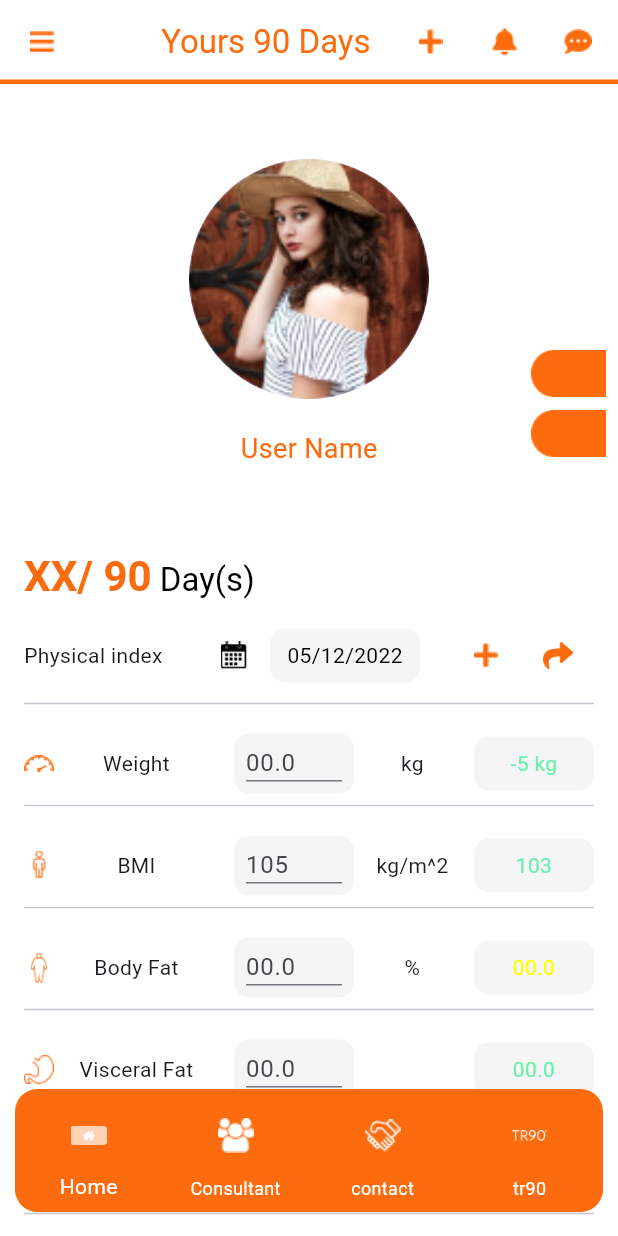
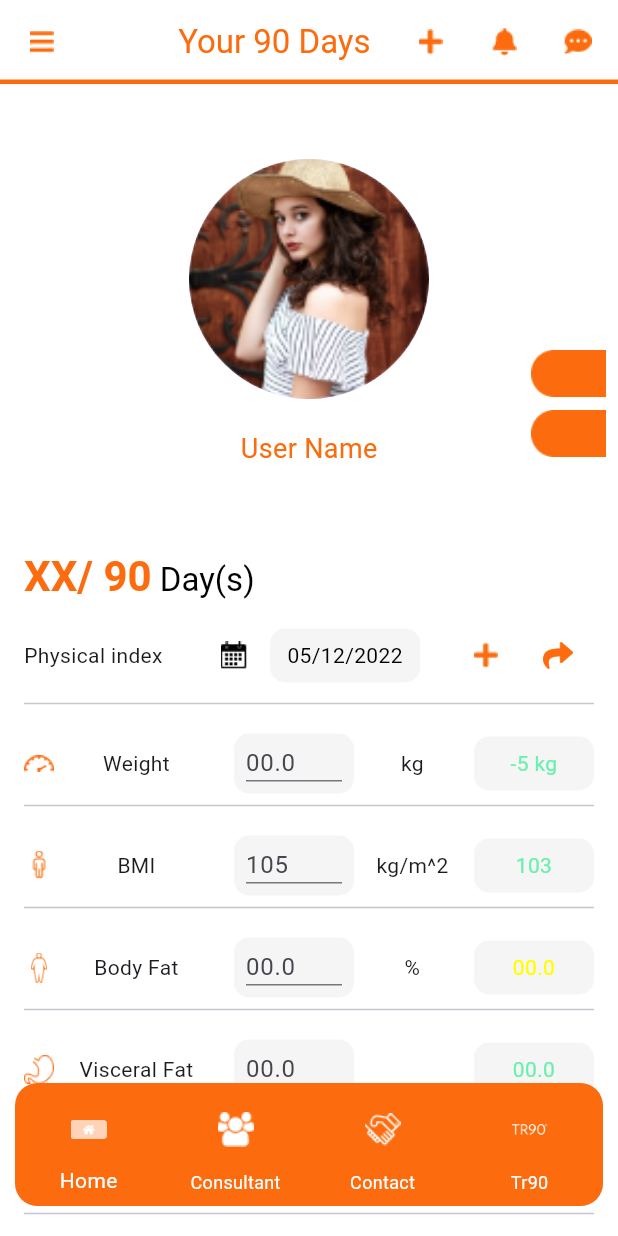
Before and after one commit to tranthanhhc/agelog_app, a Flutter app: the screen it shows after launch, on a phone screen of 412 x 824 dp. Run offline on Flutter 3.47's test engine with Material 3 defaults, Android fonts, the phone set to English and light mode, and no system bars.

Commit message:
update app_colors, strings, images

```diff
--- /dev/null
+++ b/lib/classes/status.dart
@@ -0,0 +1,14 @@
+import 'package:flutter/material.dart';
+
+class Status {
+  String id;
+  String urlIcon;
+  String labelIcon;
+  String inputContainer;
+  String unitContainer;
+  String resultContainer;
+  final Color? colorText;
+
+
+  Status({required this.id,required this.urlIcon,required this.labelIcon,required this.inputContainer,required this.unitContainer,required this.resultContainer,this.colorText});
+}
--- /dev/null
+++ b/lib/constant/app_colors.dart
@@ -0,0 +1,6 @@
+import 'package:flutter/material.dart';
+
+abstract class AppColors {
+  static final Color orange = Color(0xFFFC6C0F);
+  static final Color greenLight = Color(0xff54C831);
+}
--- /dev/null
+++ b/lib/constant/app_images.dart
@@ -0,0 +1,19 @@
+abstract class AppImages {
+  // appbar images
+  static const String icHome = 'assets/images/home.png';
+  static const String icConsultant = 'assets/images/Consultant.png';
+  static const String icContact = 'assets/images/Y99dDJ.tif.png';
+  static const String icTr90 = 'assets/images/tr90.png';
+  static const String icBell = 'assets/images/bell.png';
+  static const String icBars = 'assets/images/bars.png';
+  static const String icPlus = 'assets/images/plus.png';
+  static const String icComment = 'assets/images/comment-dots.png';
+  //status images
+  static const String icWeight = 'assets/images/Vector.png';
+  static const String icBMI = 'assets/images/Group_1330.png';
+  static const String icBody_Fat = 'assets/images/Vector_1.png';
+  static const String icVisceral_Fat = 'assets/images/Vector_2.png';
+  static const String icSclera_Musicale = 'assets/images/Vector_3.png';
+  static const String icWaistline = 'assets/images/Group_1332.png';
+
+}
--- a/lib/constant/app_string.dart
+++ b/lib/constant/app_string.dart
@@ -4,3 +4,19 @@ abstract class AppString{
   static const String user_name = 'User Name';
 
 }
+
+abstract class AppLabel {
+  static const String home_label = 'Home';
+  static const String consultant_label = 'Consultant';
+  static const String contact_label = 'Contact';
+  static const String tr90_label = 'Tr90';
+  //
+  static const String weight_label = 'Weight';
+  static const String bmi_label = 'BMI';
+  static const String body_Fat_label = 'Body Fat';
+  static const String visceral_Fat_label = 'Visceral Fat';
+  static const String sclera_Musicale_label = 'Sclera Musicale';
+  static const String waistline_label = 'Waistline';
+
+
+}
--- /dev/null
+++ b/lib/data/status_data.dart
@@ -0,0 +1,15 @@
+import 'package:agelog_app/classes/status.dart';
+import 'package:agelog_app/constant/app_colors.dart';
+import 'package:agelog_app/constant/app_images.dart';
+import 'package:agelog_app/constant/app_string.dart';
+
+class StatusData {
+  static List<Status> Sd = [
+    Status(id: '0',urlIcon: AppImages.icWeight, labelIcon: AppLabel.weight_label, inputContainer: '00.0', unitContainer: 'kg', resultContainer: '-5 kg',colorText: AppColors.greenLight,),
+    Status(id: '1',urlIcon: AppImages.icBMI, labelIcon: AppLabel.bmi_label, inputContainer: '105', unitContainer: 'kg/m^2', resultContainer: '103'),
+    Status(id: '2',urlIcon: AppImages.icBody_Fat, labelIcon: AppLabel.body_Fat_label, inputContainer: '00.0', unitContainer: '%', resultContainer: '00.0',colorText: AppColors.orange,),
+    Status(id: '3',urlIcon: AppImages.icVisceral_Fat, labelIcon: AppLabel.visceral_Fat_label, inputContainer: '00.0', unitContainer: '', resultContainer: '00.0',colorText: AppColors.greenLight,),
+    Status(id: '4',urlIcon: AppImages.icSclera_Musicale, labelIcon: AppLabel.sclera_Musicale_label, inputContainer: '00.0', unitContainer: '%', resultContainer: '00.0',colorText: AppColors.greenLight,),
+    Status(id: '5',urlIcon: AppImages.icWaistline, labelIcon: AppLabel.waistline_label, inputContainer: '00', unitContainer: 'cm', resultContainer: '00',colorText: AppColors.greenLight,),
+  ];
+}
--- a/lib/pages/dashboard.dart
+++ b/lib/pages/dashboard.dart
@@ -1,3 +1,5 @@
+import 'package:agelog_app/constant/app_images.dart';
+import 'package:agelog_app/constant/app_string.dart';
 import 'package:agelog_app/data/day_data.dart';
 import 'package:agelog_app/widgets/status_row.dart';
 import 'package:flutter/material.dart';
@@ -16,7 +18,7 @@ class _DashBoardState extends State<DashBoard> {
     return Scaffold(
       appBar: AppBar(
         title: const Text(
-          'Yours 90 Days',
+          AppString.appbar_title,
           style: TextStyle(
             color: Color(0XFFFC6C0F),
           ),
@@ -25,25 +27,25 @@ class _DashBoardState extends State<DashBoard> {
         backgroundColor: Colors.white,
         foregroundColor: const Color(0XFFFC6C0F),
         leading: IconButton(
-          icon: const ImageIcon(AssetImage('assets/images/bars.png')),
+          icon: const ImageIcon(AssetImage(AppImages.icBars)),
           onPressed: () {},
         ),
         actions: <Widget>[
           IconButton(
-            icon: const ImageIcon(AssetImage('assets/images/plus.png')),
+            icon: const ImageIcon(AssetImage(AppImages.icPlus)),
             onPressed: () {},
           ),
           Padding(
             padding: const EdgeInsets.only(left: 1.0),
             child: IconButton(
-              icon: const ImageIcon(AssetImage('assets/images/bell.png')),
+              icon: const ImageIcon(AssetImage(AppImages.icBell)),
               onPressed: () {},
             ),
           ),
           Padding(
             padding: const EdgeInsets.only(left: 1.0, right: 3.0),
             child: IconButton(
-              icon: const ImageIcon(AssetImage('assets/images/comment-dots.png')),
+              icon: const ImageIcon(AssetImage(AppImages.icComment)),
               onPressed: () {},
             ),
           ),
@@ -59,14 +61,14 @@ class _DashBoardState extends State<DashBoard> {
       body: _buildBody(),
       backgroundColor: Colors.white,
       //bottomNavigationBar: _buildBotNav(),
-      floatingActionButtonLocation: FloatingActionButtonLocation.centerFloat,
+      floatingActionButtonLocation: FloatingActionButtonLocation.centerDocked,
       floatingActionButton: _buildBottomNavigationAppBar(),
     );
   }
 
   Padding _buildBottomNavigationAppBar() {
     return Padding(
-      padding: const EdgeInsets.only(left: 10.0,right: 10.0),
+      padding: const EdgeInsets.only(left: 10.0,right: 10.0,bottom: 20.0),
       child: ClipRRect(
         borderRadius: BorderRadius.circular(15.0),
         child: BottomNavigationBar(
@@ -76,41 +78,41 @@ class _DashBoardState extends State<DashBoard> {
           unselectedItemColor: Colors.white,
           items: [
             BottomNavigationBarItem(
-              label: 'Home',
+              label: AppLabel.home_label,
               icon: IconButton(
                 onPressed: () {},
                 icon: const ImageIcon(
-                  AssetImage('assets/images/home.png'),
+                  AssetImage(AppImages.icHome),
                   //size: 32,
                 ),
               ),
             ),
             BottomNavigationBarItem(
-              label: 'Consultant',
+              label: AppLabel.consultant_label,
               icon: IconButton(
                 onPressed: () {},
                 icon: const ImageIcon(
-                  AssetImage('assets/images/Consultant.png'),
+                  AssetImage(AppImages.icConsultant),
                   //size: 32,
                 ),
               ),
             ),
             BottomNavigationBarItem(
-              label: 'contact',
+              label: AppLabel.contact_label,
               icon: IconButton(
                 onPressed: () {},
                 icon: const ImageIcon(
-                  AssetImage('assets/images/Y99dDJ.tif.png'),
+                  AssetImage(AppImages.icContact),
                   //size: 32,
                 ),
               ),
             ),
             BottomNavigationBarItem(
-              label: 'tr90',
+              label: AppLabel.tr90_label,
               icon: IconButton(
                 onPressed: () {},
                 icon: const ImageIcon(
-                  AssetImage('assets/images/tr90.png'),
+                  AssetImage(AppImages.icTr90),
                   //size: 32,
                 ),
               ),
@@ -186,7 +188,7 @@ class _DashBoardState extends State<DashBoard> {
           ),
           Padding(padding: EdgeInsets.only(bottom: 20.0)),
           Text(
-            'User Name',
+            AppString.user_name,
             style: TextStyle(color: Color(0XFFFC6C0F), fontSize: 18),
           ),
         ],
```
